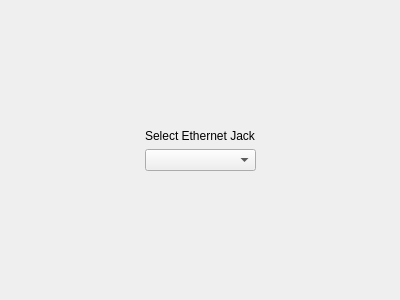
The window that UI/QT Files/Artnet Setup.ui (mmikulka/AutomatedLightTracker) describes before a commit, drawn with Qt 5.
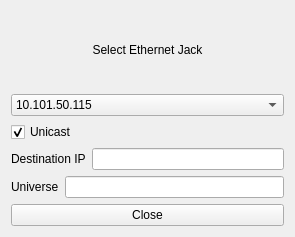
The same window after the commit.

Commit message: added new windows for fixture setup and analyzation. some bug fixes.

```diff
--- a/UI/QT Files/Artnet Setup.ui
+++ b/UI/QT Files/Artnet Setup.ui
@@ -6,79 +6,85 @@
    <rect>
     <x>0</x>
     <y>0</y>
-    <width>400</width>
-    <height>300</height>
+    <width>295</width>
+    <height>237</height>
    </rect>
   </property>
   <property name="windowTitle">
    <string>Form</string>
   </property>
-  <layout class="QGridLayout" name="gridLayout_2">
-   <item row="1" column="2">
-    <spacer name="horizontalSpacer_2">
-     <property name="orientation">
-      <enum>Qt::Horizontal</enum>
-     </property>
-     <property name="sizeHint" stdset="0">
-      <size>
-       <width>40</width>
-       <height>20</height>
-      </size>
-     </property>
-    </spacer>
-   </item>
-   <item row="0" column="1">
-    <spacer name="verticalSpacer">
-     <property name="orientation">
-      <enum>Qt::Vertical</enum>
-     </property>
-     <property name="sizeHint" stdset="0">
-      <size>
-       <width>20</width>
-       <height>40</height>
-      </size>
-     </property>
-    </spacer>
-   </item>
-   <item row="1" column="0">
-    <spacer name="horizontalSpacer">
-     <property name="orientation">
-      <enum>Qt::Horizontal</enum>
-     </property>
-     <property name="sizeHint" stdset="0">
-      <size>
-       <width>40</width>
-       <height>20</height>
-      </size>
-     </property>
-    </spacer>
-   </item>
-   <item row="1" column="1">
-    <layout class="QGridLayout" name="gridLayout">
-     <item row="2" column="1">
-      <widget class="QComboBox" name="ethernetCombo"/>
+  <layout class="QVBoxLayout" name="verticalLayout_2">
+   <item>
+    <layout class="QVBoxLayout" name="verticalLayout">
+     <item>
+      <layout class="QGridLayout" name="gridLayout">
+       <item row="2" column="1">
+        <widget class="QComboBox" name="ethernetCombo">
+         <item>
+          <property name="text">
+           <string>10.101.50.115</string>
+          </property>
+         </item>
+        </widget>
+       </item>
+       <item row="1" column="1">
+        <widget class="QLabel" name="label">
+         <property name="text">
+          <string>Select Ethernet Jack</string>
+         </property>
+         <property name="alignment">
+          <set>Qt::AlignCenter</set>
+         </property>
+        </widget>
+       </item>
+      </layout>
      </item>
-     <item row="1" column="1">
-      <widget class="QLabel" name="label">
+     <item>
+      <widget class="QCheckBox" name="checkBox">
        <property name="text">
-        <string>Select Ethernet Jack</string>
+        <string>Unicast</string>
+       </property>
+       <property name="checked">
+        <bool>true</bool>
        </property>
       </widget>
      </item>
+     <item>
+      <layout class="QHBoxLayout" name="horizontalLayout">
+       <item>
+        <widget class="QLabel" name="label_2">
+         <property name="text">
+          <string>Destination IP</string>
+         </property>
+        </widget>
+       </item>
+       <item>
+        <widget class="QLineEdit" name="lineEdit"/>
+       </item>
+      </layout>
+     </item>
+     <item>
+      <layout class="QHBoxLayout" name="horizontalLayout_2">
+       <item>
+        <widget class="QLabel" name="label_3">
+         <property name="text">
+          <string>Universe</string>
+         </property>
+        </widget>
+       </item>
+       <item>
+        <widget class="QLineEdit" name="lineEdit_2"/>
+       </item>
+      </layout>
+     </item>
     </layout>
    </item>
-   <item row="2" column="1">
-    <spacer name="verticalSpacer_2">
-     <property name="orientation">
-      <enum>Qt::Vertical</enum>
+   <item>
+    <widget class="QPushButton" name="pushButton">
+     <property name="text">
+      <string>Close</string>
      </property>
-     <property name="sizeHint" stdset="0">
-      <size>
-       <width>20</width>
-       <height>40</height>
-      </size>
-     </property>
-    </spacer>
+    </widget>
    </item>
   </layout>
  </widget>
```
The commit also changes 8 other files.
